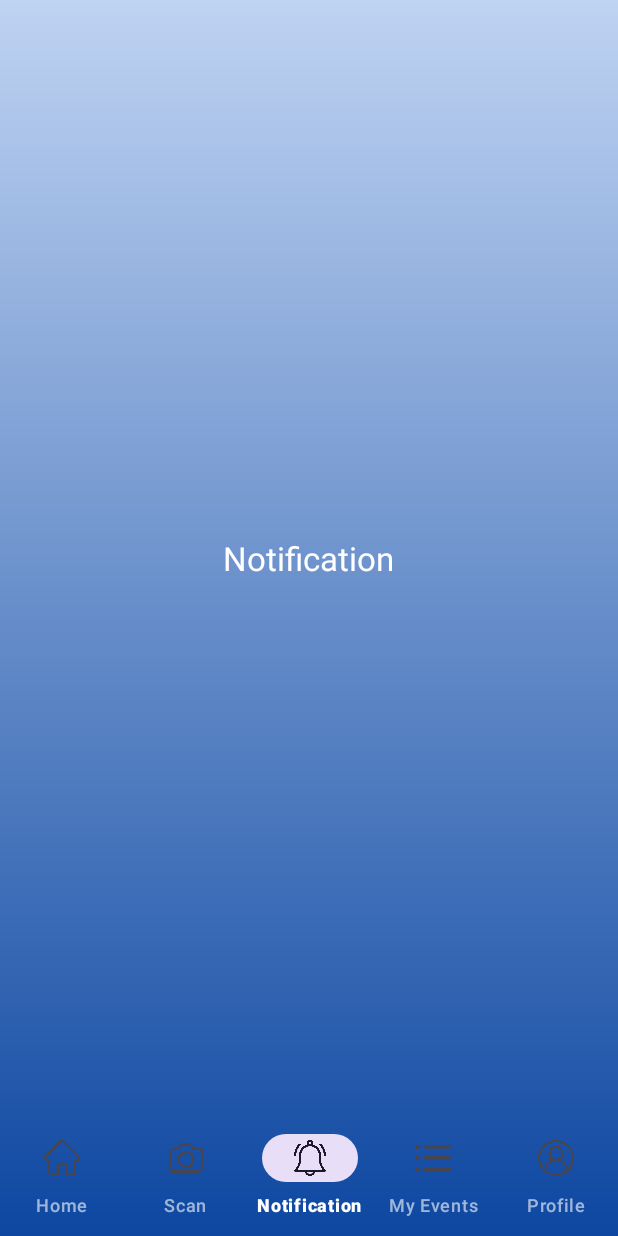
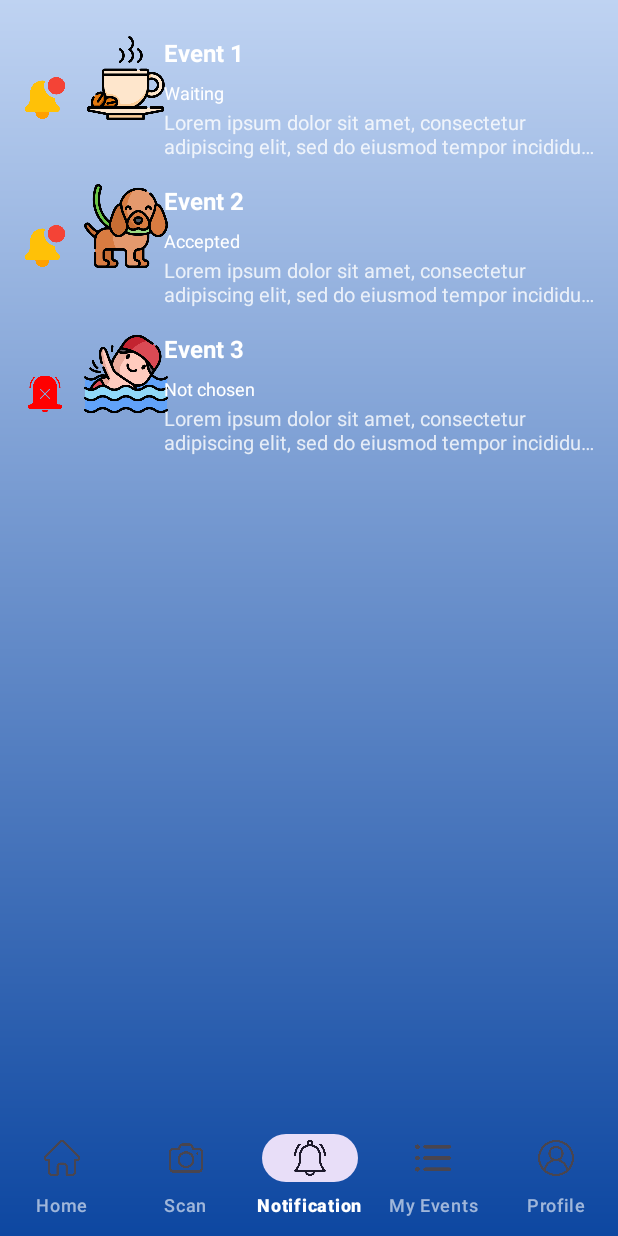
Before and after one commit to CMPUT301F25bingus1/event_lottery, an Android app: the screen it shows after launch (MainActivity), item 3 of the bottom bar chosen, on a phone screen of 412 x 824 dp. Run offline under Robolectric (Android 15) with nearby library versions, the phone set to English and light mode, and no system bars.

Commit message:
ui sample

```diff
--- a/app/build.gradle.kts
+++ b/app/build.gradle.kts
@@ -37,6 +37,7 @@ dependencies {
     implementation(libs.material)
     implementation(libs.activity)
     implementation(libs.constraintlayout)
+    implementation(libs.recyclerview)
     testImplementation(libs.junit)
     androidTestImplementation(libs.ext.junit)
     androidTestImplementation(libs.espresso.core)
--- /dev/null
+++ b/app/src/main/java/com/example/eventlotto/notifications/FollowedEvent.java
@@ -0,0 +1,32 @@
+package com.example.eventlotto.notifications;
+
+public class FollowedEvent {
+    public enum Status { ACCEPTED, WAITING, NOT_CHOSEN }
+
+    private final String id;
+    private final String name;
+    private final String description;
+    private final Status status;
+    private final int imageResId;
+    private boolean notificationsEnabled;
+    private final boolean closed;
+
+    public FollowedEvent(String id, String name, String description, Status status, int imageResId, boolean notificationsEnabled, boolean closed) {
+        this.id = id;
+        this.name = name;
+        this.description = description;
+        this.status = status;
+        this.imageResId = imageResId;
+        this.notificationsEnabled = notificationsEnabled;
+        this.closed = closed;
+    }
+
+    public String getId() { return id; }
+    public String getName() { return name; }
+    public String getDescription() { return description; }
+    public Status getStatus() { return status; }
+    public int getImageResId() { return imageResId; }
+    public boolean isNotificationsEnabled() { return notificationsEnabled; }
+    public void setNotificationsEnabled(boolean enabled) { this.notificationsEnabled = enabled; }
+    public boolean isClosed() { return closed; }
+}
--- /dev/null
+++ b/app/src/main/java/com/example/eventlotto/notifications/NotificationsAdapter.java
@@ -0,0 +1,82 @@
+package com.example.eventlotto.notifications;
+
+import android.view.LayoutInflater;
+import android.view.View;
+import android.view.ViewGroup;
+import android.widget.ImageView;
+import android.widget.TextView;
+
+import androidx.annotation.NonNull;
+import androidx.recyclerview.widget.RecyclerView;
+
+import com.example.eventlotto.R;
+
+import java.util.List;
+
+public class NotificationsAdapter extends RecyclerView.Adapter<NotificationsAdapter.VH> {
+
+    private final List<FollowedEvent> items;
+
+    public NotificationsAdapter(List<FollowedEvent> items) {
+        this.items = items;
+    }
+
+    @NonNull
+    @Override
+    public VH onCreateViewHolder(@NonNull ViewGroup parent, int viewType) {
+        View v = LayoutInflater.from(parent.getContext())
+                .inflate(R.layout.item_notification_event, parent, false);
+        return new VH(v);
+    }
+
+    @Override
+    public void onBindViewHolder(@NonNull VH holder, int position) {
+        holder.bind(items.get(position));
+    }
+
+    @Override
+    public int getItemCount() {
+        return items.size();
+    }
+
+    private static int statusTextRes(FollowedEvent.Status s) {
+        switch (s) {
+            case ACCEPTED: return R.string.status_accepted;
+            case WAITING: return R.string.status_waiting;
+            default: return R.string.status_not_chosen;
+        }
+    }
+
+    static class VH extends RecyclerView.ViewHolder {
+        final ImageView iconNotify;
+        final ImageView imageEvent;
+        final TextView textName;
+        final TextView textStatus;
+        final TextView textDescription;
+
+        VH(@NonNull View itemView) {
+            super(itemView);
+            iconNotify = itemView.findViewById(R.id.iconNotify);
+            imageEvent = itemView.findViewById(R.id.imageEvent);
+            textName = itemView.findViewById(R.id.textName);
+            textStatus = itemView.findViewById(R.id.textStatus);
+            textDescription = itemView.findViewById(R.id.textDescription);
+        }
+
+        void bind(FollowedEvent e) {
+            textName.setText(e.getName());
+            textDescription.setText(e.getDescription());
+            imageEvent.setImageResource(e.getImageResId());
+            textStatus.setText(statusTextRes(e.getStatus()));
+            iconNotify.setImageResource(e.isNotificationsEnabled()
+                    ? R.drawable.notification_on
+                    : R.drawable.notification_off);
+            iconNotify.setOnClickListener(v -> {
+                e.setNotificationsEnabled(!e.isNotificationsEnabled());
+                // Update only this item
+                RecyclerView.Adapter<?> a = getBindingAdapter();
+                if (a != null) a.notifyItemChanged(getBindingAdapterPosition());
+            });
+        }
+    }
+}
--- a/app/src/main/java/com/example/eventlotto/ui/NotificationsFragment.java
+++ b/app/src/main/java/com/example/eventlotto/ui/NotificationsFragment.java
@@ -8,14 +8,43 @@ import android.view.ViewGroup;
 import androidx.annotation.NonNull;
 import androidx.annotation.Nullable;
 import androidx.fragment.app.Fragment;
+import androidx.recyclerview.widget.LinearLayoutManager;
+import androidx.recyclerview.widget.RecyclerView;
 
 import com.example.eventlotto.R;
+import com.example.eventlotto.notifications.FollowedEvent;
+import com.example.eventlotto.notifications.NotificationsAdapter;
+
+import java.util.ArrayList;
+import java.util.List;
 
 public class NotificationsFragment extends Fragment {
 
     @Nullable
     @Override
     public View onCreateView(@NonNull LayoutInflater inflater, @Nullable ViewGroup container, @Nullable Bundle savedInstanceState) {
-        return inflater.inflate(R.layout.fragment_notifications, container, false);
+        View root = inflater.inflate(R.layout.fragment_notifications, container, false);
+        RecyclerView rv= root.findViewById(R.id.notificationsRecycler);
+        rv.setLayoutManager(new LinearLayoutManager(requireContext()));
+
+
+        List<FollowedEvent> all = createMockEvents(); // TODO: Following or All logic
+        List<FollowedEvent> openOnly = new ArrayList<>();
+        for (FollowedEvent e : all) {
+            if (!e.isClosed()) openOnly.add(e);
+        }
+
+        NotificationsAdapter adapter = new NotificationsAdapter(openOnly);
+        rv.setAdapter(adapter);
+        return root;
+    }
+
+    private List<FollowedEvent> createMockEvents() { // Mockups
+        List<FollowedEvent> list = new ArrayList<>();
+        list.add(new FollowedEvent("1", "Event 1", "Lorem ipsum dolor sit amet, consectetur adipiscing elit, sed do eiusmod tempor incididunt ut labore et dolore magna aliqua", FollowedEvent.Status.WAITING, R.drawable.event1, true, false));
+        list.add(new FollowedEvent("2", "Event 2", "Lorem ipsum dolor sit amet, consectetur adipiscing elit, sed do eiusmod tempor incididunt ut labore et dolore magna aliqua", FollowedEvent.Status.ACCEPTED, R.drawable.event2, true, false));
+        list.add(new FollowedEvent("3", "Event 3", "Lorem ipsum dolor sit amet, consectetur adipiscing elit, sed do eiusmod tempor incididunt ut labore et dolore magna aliqua", FollowedEvent.Status.NOT_CHOSEN, R.drawable.event3, false, false));
+        list.add(new FollowedEvent("4", "Event 4", "Lorem ipsum dolor sit amet, consectetur adipiscing elit, sed do eiusmod tempor incididunt ut labore et dolore magna aliqua", FollowedEvent.Status.WAITING, R.drawable.event1, false, true));
+        return list;
     }
 }
--- a/app/src/main/res/layout/fragment_notifications.xml
+++ b/app/src/main/res/layout/fragment_notifications.xml
@@ -1,15 +1,19 @@
 <?xml version="1.0" encoding="utf-8"?>
-<FrameLayout xmlns:android="http://schemas.android.com/apk/res/android"
+<androidx.constraintlayout.widget.ConstraintLayout xmlns:android="http://schemas.android.com/apk/res/android"
+    xmlns:app="http://schemas.android.com/apk/res-auto"
     android:layout_width="match_parent"
     android:layout_height="match_parent"
-    android:padding="24dp">
+    android:padding="16dp">
 
-    <TextView
-        android:layout_width="wrap_content"
-        android:layout_height="wrap_content"
-        android:text="@string/notification"
-        android:textColor="@android:color/white"
-        android:textSize="22sp"
-        android:layout_gravity="center" />
+    <androidx.recyclerview.widget.RecyclerView
+        android:id="@+id/notificationsRecycler"
+        android:layout_width="0dp"
+        android:layout_height="0dp"
+        android:clipToPadding="false"
+        android:paddingBottom="8dp"
+        app:layout_constraintTop_toTopOf="parent"
+        app:layout_constraintBottom_toBottomOf="parent"
+        app:layout_constraintStart_toStartOf="parent"
+        app:layout_constraintEnd_toEndOf="parent" />
 
-</FrameLayout>
+</androidx.constraintlayout.widget.ConstraintLayout>
--- /dev/null
+++ b/app/src/main/res/layout/item_notification_event.xml
@@ -0,0 +1,69 @@
+<?xml version="1.0" encoding="utf-8"?>
+<androidx.constraintlayout.widget.ConstraintLayout xmlns:android="http://schemas.android.com/apk/res/android"
+    xmlns:app="http://schemas.android.com/apk/res-auto"
+    android:layout_width="match_parent"
+    android:layout_height="wrap_content"
+    android:paddingTop="8dp"
+    android:paddingBottom="8dp">
+
+    <ImageView
+        android:id="@+id/iconNotify"
+        android:layout_width="28dp"
+        android:layout_height="28dp"
+        android:src="@drawable/notification_off"
+        android:contentDescription="@string/notification_toggle"
+        app:layout_constraintStart_toStartOf="parent"
+        app:layout_constraintTop_toTopOf="parent"
+        app:layout_constraintBottom_toBottomOf="parent" />
+
+    <ImageView
+        android:id="@+id/imageEvent"
+        android:layout_width="56dp"
+        android:layout_height="56dp"
+        android:layout_marginStart="12dp"
+        android:scaleType="centerCrop"
+        android:src="@mipmap/ic_launcher"
+        app:layout_constraintBottom_toBottomOf="parent"
+        app:layout_constraintStart_toEndOf="@id/iconNotify"
+        app:layout_constraintTop_toTopOf="parent"
+        app:layout_constraintVertical_bias="0.0" />
+
+    <TextView
+        android:id="@+id/textName"
+        android:layout_width="301dp"
+        android:layout_height="25dp"
+        android:layout_marginStart="12dp"
+        android:ellipsize="end"
+        android:maxLines="1"
+        android:textColor="@android:color/white"
+        android:textSize="16sp"
+        android:textStyle="bold"
+        app:layout_constraintEnd_toEndOf="parent"
+        app:layout_constraintStart_toEndOf="@id/imageEvent"
+        app:layout_constraintTop_toTopOf="@id/imageEvent" />
+
+    <TextView
+        android:id="@+id/textStatus"
+        android:layout_width="wrap_content"
+        android:layout_height="wrap_content"
+        android:textColor="@android:color/white"
+        android:textSize="12sp"
+        android:layout_marginTop="4dp"
+        app:layout_constraintStart_toStartOf="@id/textName"
+        app:layout_constraintTop_toBottomOf="@id/textName" />
+
+    <TextView
+        android:id="@+id/textDescription"
+        android:layout_width="0dp"
+        android:layout_height="wrap_content"
+        android:layout_marginTop="2dp"
+        android:ellipsize="end"
+        android:maxLines="2"
+        android:textColor="#CCFFFFFF"
+        android:textSize="13sp"
+        app:layout_constraintEnd_toEndOf="parent"
+        app:layout_constraintHorizontal_bias="1.0"
+        app:layout_constraintStart_toStartOf="@id/textName"
+        app:layout_constraintTop_toBottomOf="@id/textStatus" />
+
+</androidx.constraintlayout.widget.ConstraintLayout>
--- a/app/src/main/res/values/strings.xml
+++ b/app/src/main/res/values/strings.xml
@@ -5,4 +5,8 @@
     <string name="notification">Notification</string>
     <string name="my_events">My Events</string>
     <string name="profile">Profile</string>
+    <string name="status_accepted">Accepted</string>
+    <string name="status_waiting">Waiting</string>
+    <string name="status_not_chosen">Not chosen</string>
+    <string name="notification_toggle">Notification toggle</string>
 </resources>
--- a/gradle/libs.versions.toml
+++ b/gradle/libs.versions.toml
@@ -7,6 +7,7 @@ appcompat = "1.7.1"
 material = "1.13.0"
 activity = "1.11.0"
 constraintlayout = "2.2.1"
+recyclerview = "1.3.2"
 
 [libraries]
 junit = { group = "junit", name = "junit", version.ref = "junit" }
@@ -16,6 +17,7 @@ appcompat = { group = "androidx.appcompat", name = "appcompat", version.ref = "a
 material = { group = "com.google.android.material", name = "material", version.ref = "material" }
 activity = { group = "androidx.activity", name = "activity", version.ref = "activity" }
 constraintlayout = { group = "androidx.constraintlayout", name = "constraintlayout", version.ref = "constraintlayout" }
+recyclerview = { group = "androidx.recyclerview", name = "recyclerview", version.ref = "recyclerview" }
 
 [plugins]
 android-application = { id = "com.android.application", version.ref = "agp" }
```
Also changed, not shown: app/src/main/res/drawable-mdpi/event1.png (added), app/src/main/res/drawable-mdpi/event2.png (added), app/src/main/res/drawable-mdpi/event3.png (added), app/src/main/res/drawable-mdpi/notification_off.png (added), app/src/main/res/drawable-mdpi/notification_on.png (added).
